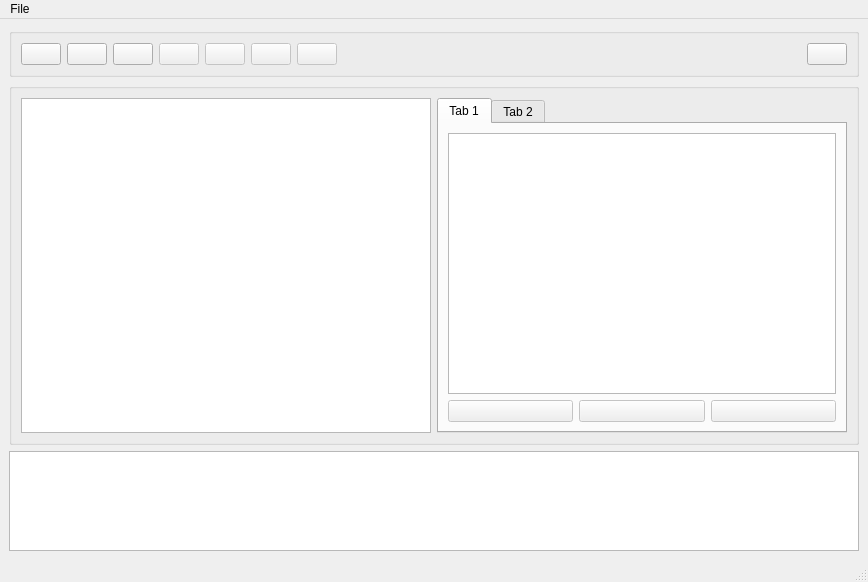
This is HDF5_BLS_GUI/Main/UI/main_window.ui in bio-brillouin/HDF5_BLS as Qt 5 draws it before an edit. The edited form follows.
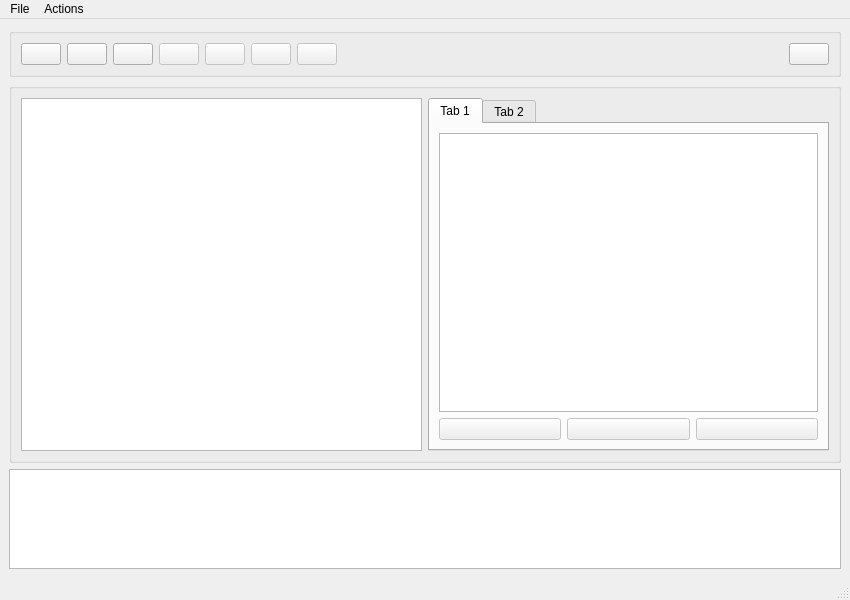
This is the edited form. Icons and pictures are not drawn.

Patch:
```diff
--- a/HDF5_BLS_GUI/Main/UI/main_window.ui
+++ b/HDF5_BLS_GUI/Main/UI/main_window.ui
@@ -6,8 +6,8 @@
    <rect>
     <x>0</x>
     <y>0</y>
-    <width>868</width>
-    <height>582</height>
+    <width>850</width>
+    <height>600</height>
    </rect>
   </property>
   <property name="windowTitle">
@@ -364,7 +364,7 @@
     <rect>
      <x>0</x>
      <y>0</y>
-     <width>868</width>
+     <width>850</width>
      <height>37</height>
     </rect>
    </property>
@@ -380,12 +380,30 @@
     <addaction name="separator"/>
     <addaction name="a_AddData"/>
     <addaction name="separator"/>
+    <addaction name="a_Close"/>
+   </widget>
+   <widget class="QMenu" name="menuEdit">
+    <property name="title">
+     <string>Actions</string>
+    </property>
+    <widget class="QMenu" name="menuExport_code">
+     <property name="enabled">
+      <bool>false</bool>
+     </property>
+     <property name="title">
+      <string>Export code</string>
+     </property>
+     <addaction name="a_ExportPython"/>
+    </widget>
+    <addaction name="a_RepackHDF5"/>
+    <addaction name="separator"/>
     <addaction name="a_ImportCSV"/>
     <addaction name="a_ConvertCSV"/>
     <addaction name="separator"/>
     <addaction name="a_Close"/>
    </widget>
    <addaction name="menuFile"/>
+   <addaction name="menuEdit"/>
   </widget>
   <widget class="QStatusBar" name="statusbar"/>
   <action name="a_OpenHDF5">
```
Left out of the diff: 40 changed lines with no effect on the pictures.
